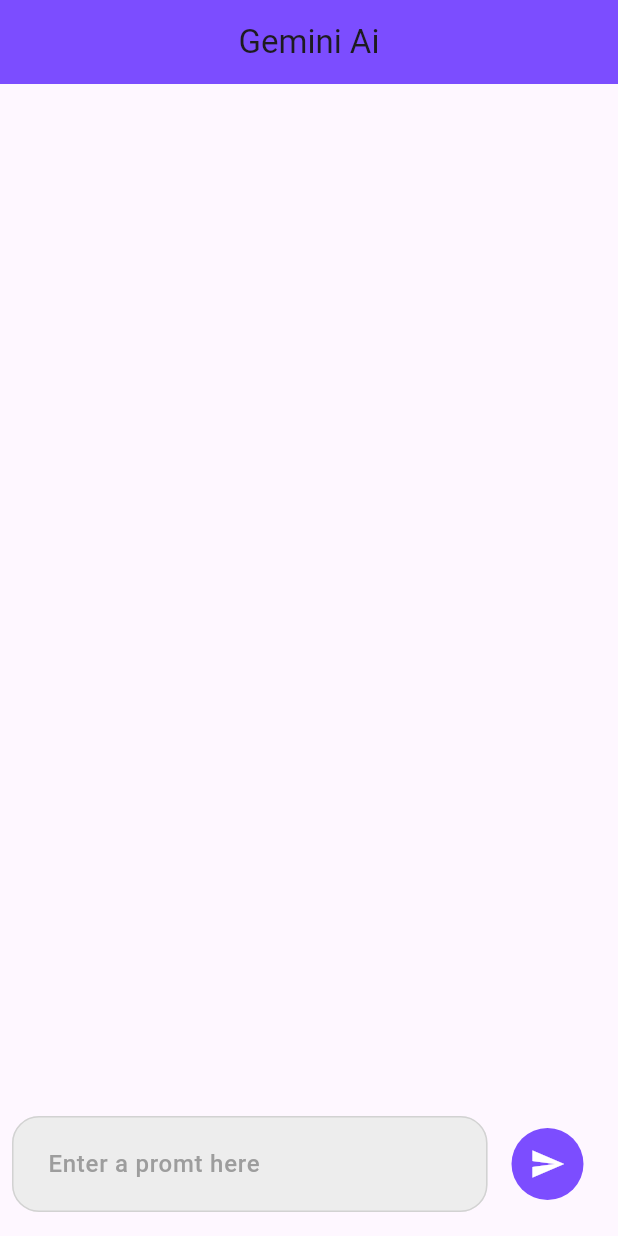
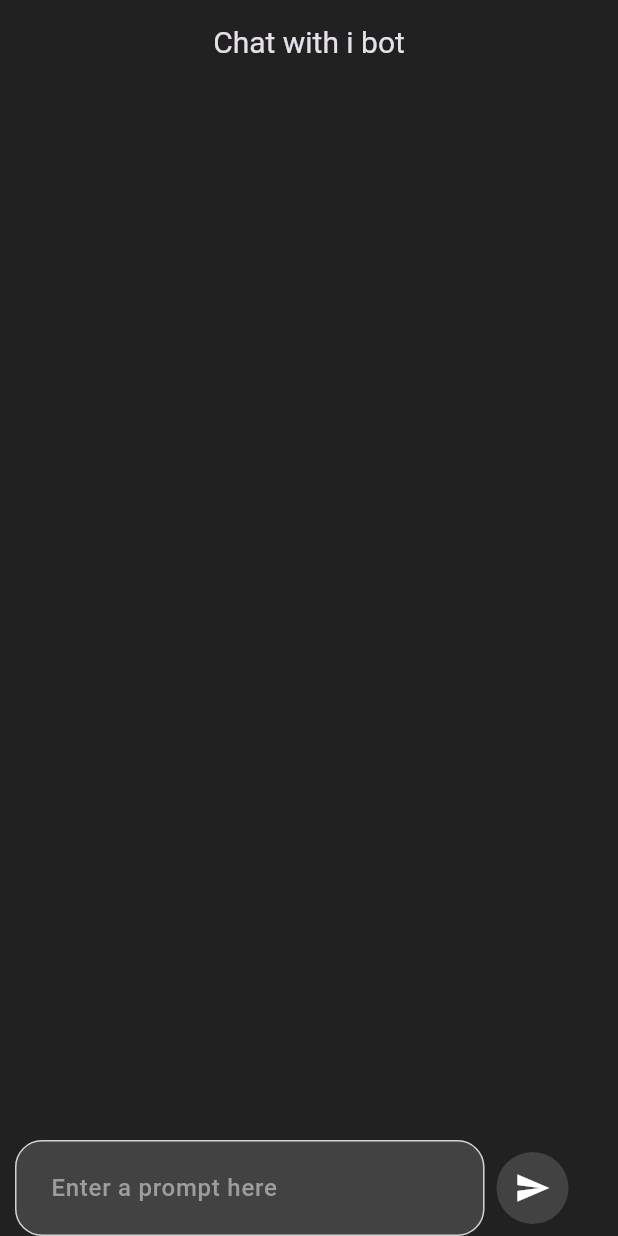
Before and after one commit to adnanpanakkad/i_bot, a Flutter app: the screen it shows after launch, on a phone screen of 412 x 824 dp. Run offline on Flutter 3.47's test engine with Material 3 defaults, Android fonts, the phone set to English and light mode, and no system bars; our stand-ins replace google_generative_ai; Roboto replaces fonts that are missing (Urbanist).

```diff
--- a/lib/main.dart
+++ b/lib/main.dart
@@ -12,7 +12,7 @@
   @override
   Widget build(BuildContext context) {
     return MaterialApp(
-      //theme: ThemeData.dark(),
+      theme: ThemeData.dark(),
       debugShowCheckedModeBanner: false,
       title: 'Flutter Demo',
       home: HomeScreen(),
--- /dev/null
+++ b/lib/model/message.dart
@@ -0,0 +1,11 @@
+class MessageModel {
+  final bool isUser;
+  final String message;
+  final DateTime date;
+
+  const MessageModel({
+    required this.isUser,
+    required this.message,
+    required this.date,
+  });
+}
--- a/lib/view/home.dart
+++ b/lib/view/home.dart
@@ -1,7 +1,11 @@
+import 'package:i_bot/widget/ui/appbar.dart';
+import 'package:intl/intl.dart';
 import 'package:flutter/material.dart';
-import 'package:i_bot/widget/colors.dart';
-import 'package:i_bot/widget/custom_textfeild.dart';
+import 'package:i_bot/model/message.dart';
+import 'package:i_bot/widget/constent/colors.dart';
 import 'package:google_generative_ai/google_generative_ai.dart';
+import 'package:i_bot/widget/message/message_bubble.dart';
+import 'package:i_bot/widget/ui/custom_textfeild.dart';
 
 class HomeScreen extends StatefulWidget {
   const HomeScreen({super.key});
@@ -12,24 +16,31 @@
 
 class _HomeScreenState extends State<HomeScreen> {
   final TextEditingController _promtController = TextEditingController();
-  static const apikey = "AIzaSyAMWFDPfO3fTtXPkL1gS3cXiHE4XqKrNEw";
+  static const String apiKey = "AIzaSyAMWFDPfO3fTtXPkL1gS3cXiHE4XqKrNEw";
 
-  final model = GenerativeModel(model: 'gemini-pro', apiKey: apikey);
-  final List<Message> _messages = [];
+  final model = GenerativeModel(model: 'gemini-pro', apiKey: apiKey);
+  final List<MessageModel> _messages = [];
+
   Future<void> sendMessage() async {
     final message = _promtController.text;
     _promtController.clear();
     setState(() {
-      _messages
-          .add(Message(isUser: true, message: message, date: DateTime.now()));
+      _messages.add(
+        MessageModel(isUser: true, message: message, date: DateTime.now()),
+      );
     });
+
     final content = [Content.text(message)];
     final response = await model.generateContent(content);
+
     setState(() {
-      _messages.add(Message(
+      _messages.add(
+        MessageModel(
           isUser: false,
-          message: response.text ?? "error",
-          date: DateTime.now()));
+          message: response.text ?? "Error",
+          date: DateTime.now(),
+        ),
+      );
     });
   }
 
@@ -37,11 +48,13 @@
   Widget build(BuildContext context) {
     return SafeArea(
       child: Scaffold(
-        appBar: AppBar(
-          backgroundColor: Appcolors.primerycolor,
-          title: const Center(child: Text('Gemini Ai')),
+        backgroundColor: Appcolors.bgcolor,
+        appBar: const CustomAppBar(
+          title: 'Chat with i bot',
         ),
-        body: Column(
+        body: Padding(
+          padding: const EdgeInsets.only(left: 10, right: 10),
+          child: Column(
             mainAxisAlignment: MainAxisAlignment.end,
             children: [
               Expanded(
@@ -49,100 +62,48 @@
                   itemCount: _messages.length,
                   itemBuilder: (context, index) {
                     final message = _messages[index];
+                    final formattedDate =
+                        DateFormat('hh:mm').format(message.date);
+
                     return Messages(
                       isUser: message.isUser,
                       message: message.message,
-                  date: '',
+                      date: formattedDate,
                     );
                   },
-            )),
+                ),
+              ),
               Row(
                 children: [
                   Expanded(
-                  child: Padding(
-                      padding: EdgeInsets.all(8.0),
                     child: CustomTextfield(
                       controller: _promtController,
-                          hintText: 'Enter a promt here')),
+                      hintText: 'Enter a prompt here',
+                    ),
                   ),
                   Padding(
-                    padding: const EdgeInsets.all(8.0),
+                    padding: EdgeInsets.all(8),
                     child: Container(
-                      decoration: const BoxDecoration(
-                        color: Appcolors.primerycolor,
+                      decoration: BoxDecoration(
+                        color: Colors.grey.shade800,
                         shape: BoxShape.circle,
                       ),
                       margin: const EdgeInsets.only(right: 15),
                       child: IconButton(
-                        onPressed: () {
-                          sendMessage();
-                        },
+                        onPressed: sendMessage,
                         icon: const Icon(
                           Icons.send,
                           color: Colors.white,
                         ),
                       ),
-                    )),
+                    ),
+                  ),
                 ],
               ),
             ],
           ),
         ),
-    );
-  }
-}
-
-class Messages extends StatelessWidget {
-  final bool isUser;
-  final String message;
-  final String date;
-  const Messages(
-      {super.key,
-      required this.isUser,
-      required this.message,
-      required this.date});
-
-  @override
-  Widget build(BuildContext context) {
-    return Container(
-      width: double.infinity,
-      padding: EdgeInsets.all(15),
-      margin: EdgeInsets.symmetric(vertical: 15).copyWith(
-        left: isUser ? 100 : 10,
-        right: isUser ? 10 : 100,
-      ),
-      decoration: BoxDecoration(
-          color: isUser ? Colors.grey : Colors.red,
-          borderRadius: BorderRadius.only(
-            topLeft: Radius.circular(10),
-            bottomLeft: isUser ? Radius.circular(10) : Radius.zero,
-            topRight: Radius.circular(10),
-            bottomRight: isUser ? Radius.zero : Radius.circular(10),
-          )),
-      child: Column(
-        crossAxisAlignment: CrossAxisAlignment.start,
-        children: [
-          Text(
-            message,
-            style: TextStyle(color: isUser ? Colors.white : Colors.black),
-          ),
-          Text(
-            date,
-            style: TextStyle(color: isUser ? Colors.white : Colors.black),
-          )
-        ],
       ),
     );
   }
 }
-
-class Message {
-  final bool isUser;
-  final String message;
-  final DateTime date;
-  const Message({
-    required this.isUser,
-    required this.message,
-    required this.date,
-  });
-}
--- a/lib/widget/colors.dart
+++ b/lib/widget/constent/colors.dart
@@ -2,5 +2,5 @@
 
 class Appcolors {
   static const Color primerycolor = Colors.deepPurpleAccent;
-  static const Color bgcolor = Colors.black;
+  static Color bgcolor = Colors.grey.shade900;
 }
--- a/lib/widget/custom_textfeild.dart
+++ /dev/null
@@ -1,72 +0,0 @@
-import 'package:flutter/material.dart';
-import 'package:i_bot/widget/colors.dart';
-import 'package:i_bot/widget/custom_textstyle.dart';
-
-class CustomTextfield extends StatelessWidget {
-  const CustomTextfield({
-    super.key,
-    required this.controller,
-    required this.hintText,
-    this.validation,
-    this.suffixIcon,
-    this.keyboardType,
-    this.readOnly,
-    this.onChanged,
-    this.focusNode,
-  });
-  final TextEditingController? controller;
-  final Widget? suffixIcon;
-  final TextInputType? keyboardType;
-  final String hintText;
-  final FormFieldValidator? validation;
-  final bool? readOnly;
-  final void Function(String)? onChanged;
-  final FocusNode? focusNode;
-  @override
-  Widget build(BuildContext context) {
-    return Padding(
-      padding: const EdgeInsets.symmetric(vertical: 8),
-      child: TextFormField(
-        autovalidateMode: AutovalidateMode.onUserInteraction,
-        focusNode: focusNode,
-        onChanged: onChanged,
-        readOnly: readOnly ?? false,
-        keyboardType: keyboardType,
-        validator: validation,
-        controller: controller,
-        decoration: InputDecoration(
-          suffixIcon: suffixIcon,
-          errorBorder: const OutlineInputBorder(
-            borderSide: BorderSide(
-              color: Colors.red,
-            ),
-            borderRadius: BorderRadius.all(Radius.circular(18)),
-          ),
-          focusedErrorBorder: const OutlineInputBorder(
-            borderSide: BorderSide(
-              color: Colors.red,
-            ),
-            borderRadius: BorderRadius.all(Radius.circular(18)),
-          ),
-          contentPadding: const EdgeInsets.all(20),
-          hintText: hintText,
-          hintStyle: CustomTextStyle.textFieldstyle,
-          fillColor: const Color.fromARGB(255, 237, 237, 237),
-          filled: true,
-          enabledBorder: const OutlineInputBorder(
-            borderSide: BorderSide(
-              color: Color.fromARGB(255, 210, 210, 210),
-            ),
-            borderRadius: BorderRadius.all(Radius.circular(18)),
-          ),
-          focusedBorder: const OutlineInputBorder(
-            borderRadius: BorderRadius.all(Radius.circular(18)),
-            borderSide: BorderSide(
-              color: Appcolors.primerycolor,
-            ),
-          ),
-        ),
-      ),
-    );
-  }
-}
--- /dev/null
+++ b/lib/widget/ui/appbar.dart
@@ -0,0 +1,25 @@
+import 'package:flutter/material.dart';
+
+class CustomAppBar extends StatelessWidget implements PreferredSizeWidget {
+  final String title;
+
+  const CustomAppBar({
+    super.key,
+    required this.title,
+  });
+
+  @override
+  Widget build(BuildContext context) {
+    return AppBar(
+      backgroundColor: Colors.transparent,
+      title: Text(
+        title,
+        style: TextStyle(fontSize: 20),
+      ),
+      centerTitle: true,
+    );
+  }
+
+  @override
+  Size get preferredSize => const Size.fromHeight(kToolbarHeight);
+}
--- /dev/null
+++ b/lib/widget/ui/custom_textfeild.dart
@@ -0,0 +1,69 @@
+import 'package:flutter/material.dart';
+import 'package:i_bot/widget/constent/colors.dart';
+import 'package:i_bot/widget/ui/custom_textstyle.dart';
+
+class CustomTextfield extends StatelessWidget {
+  const CustomTextfield({
+    super.key,
+    required this.controller,
+    required this.hintText,
+    this.validation,
+    this.suffixIcon,
+    this.keyboardType,
+    this.readOnly,
+    this.onChanged,
+    this.focusNode,
+  });
+  final TextEditingController? controller;
+  final Widget? suffixIcon;
+  final TextInputType? keyboardType;
+  final String hintText;
+  final FormFieldValidator? validation;
+  final bool? readOnly;
+  final void Function(String)? onChanged;
+  final FocusNode? focusNode;
+  @override
+  Widget build(BuildContext context) {
+    return TextFormField(
+      autovalidateMode: AutovalidateMode.onUserInteraction,
+      focusNode: focusNode,
+      onChanged: onChanged,
+      readOnly: readOnly ?? false,
+      keyboardType: keyboardType,
+      validator: validation,
+      controller: controller,
+      decoration: InputDecoration(
+        suffixIcon: suffixIcon,
+        errorBorder: const OutlineInputBorder(
+          borderSide: BorderSide(
+            color: Colors.red,
+          ),
+          borderRadius: BorderRadius.all(Radius.circular(18)),
+        ),
+        focusedErrorBorder: const OutlineInputBorder(
+          borderSide: BorderSide(
+            color: Colors.red,
+          ),
+          borderRadius: BorderRadius.all(Radius.circular(18)),
+        ),
+        contentPadding: const EdgeInsets.all(20),
+        hintText: hintText,
+        hintStyle: CustomTextStyle.textFieldstyle,
+        fillColor: Colors.grey.shade800,
+        filled: true,
+        enabledBorder: const OutlineInputBorder(
+          borderSide: BorderSide(
+            color: Color.fromARGB(255, 210, 210, 210),
+          ),
+          borderRadius: BorderRadius.all(Radius.circular(18)),
+        ),
+        focusedBorder: const OutlineInputBorder(
+          borderRadius: BorderRadius.all(Radius.circular(18)),
+          borderSide: BorderSide(
+            color: Colors.white,
+          ),
+        ),
+      ),
+    );
+  }
+}
--- a/lib/widget/custom_textstyle.dart
+++ b/lib/widget/ui/custom_textstyle.dart
@@ -1,5 +1,5 @@
 import 'package:flutter/material.dart';
-import 'package:i_bot/widget/colors.dart';
+import 'package:i_bot/widget/constent/colors.dart';
 
 class CustomTextStyle {
   static const TextStyle buttonTextStyle = TextStyle(
```
Also changed, not shown: lib/widget/message/message_bubble.dart (added, +56 -0 lines), assets/Screenshot_2024-08-29_145039-removebg-preview.png (added). Lines whose indentation alone changed are shown as unchanged.
